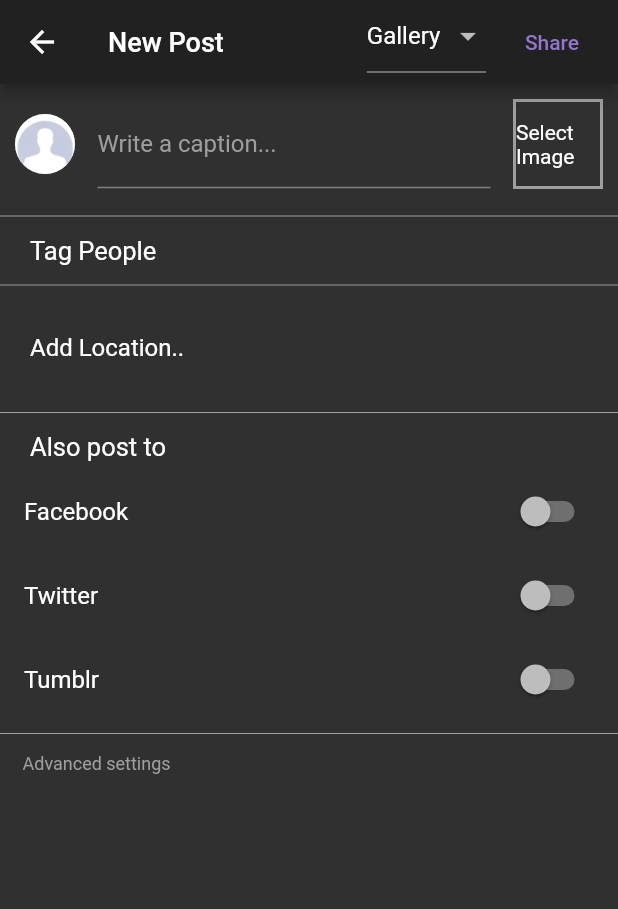
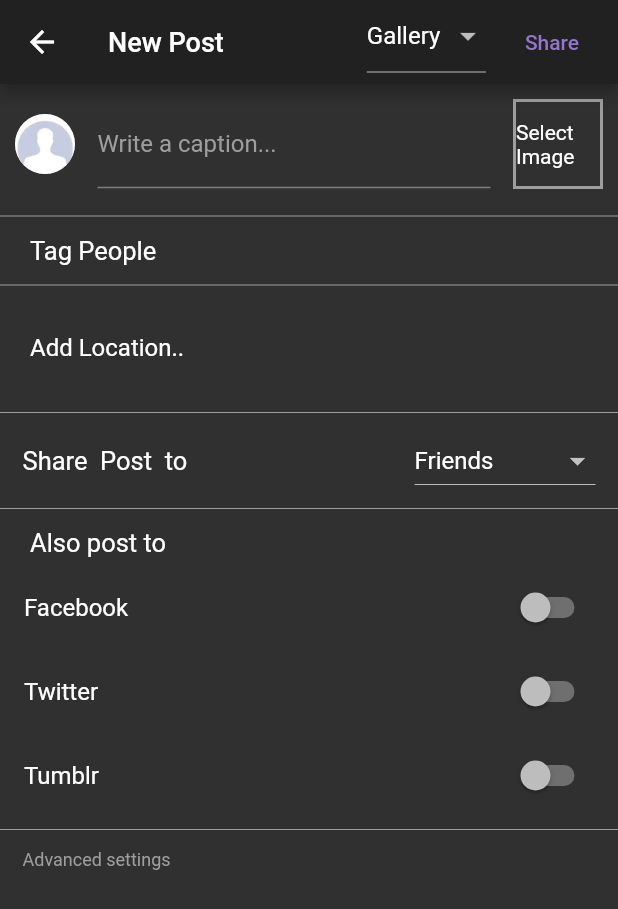
Before and after one commit to SimbaDevelopers/Instagram-Clone, a Flutter app: the HomePage screen opened by its route, item 2 of the bottom bar chosen, after a tap on the "add" icon, on a phone screen of 412 x 824 dp. Shown: the top 909 px of the screen. Run offline on Flutter 3.47's test engine with Material 2 defaults, Android fonts, the phone set to English and light mode, and no system bars; our stand-ins replace cloud_firestore, firebase_auth, firebase_storage, image_picker, pull_to_refresh, shared_preferences and 1 more; accounts and stored records are empty.

Commit message:
create Friend,closeFriends,public Types

```diff
--- a/lib/Pages/Add.dart
+++ b/lib/Pages/Add.dart
@@ -26,6 +26,7 @@ class _AddPageState extends State<AddPage> {
   bool twitter = false;
   bool tumblr = false;
   var _value = 'Gallery';
+  var _postType = 'friends';
   var captionController = TextEditingController();
   bool isUploading = false;
 
@@ -72,6 +73,7 @@ class _AddPageState extends State<AddPage> {
             'createdAt' : DateTime.now(),
             'postURL' : _url,
             'location': locationController.text.trim(),
+            'postType' : _postType
           };
 
           databaseMethod.addNewPost(postMap);
@@ -223,6 +225,44 @@ class _AddPageState extends State<AddPage> {
               color: Colors.grey,
             ),
             Padding(
+              padding: const EdgeInsets.symmetric(horizontal: 15),
+              child: Row(
+                children: <Widget>[
+                  Text(
+                    'Share  Post  to ',
+                    style: TextStyle(fontSize: 17),
+                  ),
+                  Spacer(),
+                  DropdownButton(
+                    value: _postType,
+                    items: [
+                      DropdownMenuItem(
+                        child: Text("Friends"),
+                        value: 'friends',
+                      ),
+                      DropdownMenuItem(
+                        child: Text("Close Friends"),
+                        value: 'closeFriends',
+                      ),
+                      DropdownMenuItem(
+                        child: Text("Public"),
+                        value: 'public',
+                      ),
+                    ],
+                    onChanged: (value) {
+                      setState(() {
+                        _postType = value;
+                      });
+                    },
+                  ),
+
+                ],
+              ),
+            ),
+            Divider(
+              color: Colors.grey,
+            ),
+            Padding(
               padding: const EdgeInsets.symmetric(horizontal: 20, vertical: 5),
               child: Text(
                 'Also post to ',
--- a/lib/Pages/Home.dart
+++ b/lib/Pages/Home.dart
@@ -12,6 +12,7 @@ import 'package:instagram/Screens/SignInScreen.dart';
 import 'package:instagram/Screens/startupscreen.dart';
 import 'package:instagram/helper/constants.dart';
 import 'package:instagram/helper/helpfunction.dart';
+import 'package:instagram/model/user.dart';
 import 'package:instagram/provider/PostList.dart';
 import 'package:instagram/provider/UserInfo.dart';
 
@@ -45,9 +46,9 @@ class HomePage extends StatefulWidget {
 class MyAppState extends State<HomePage> {
   AuthMethod authMethod = new AuthMethod();
   void initState() {
-//    Future.delayed(Duration.zero).then((value) async {
-//      await Provider.of<UserInformation>(context ,listen: false).getUserInfo();
-//    });
+    Future.delayed(Duration.zero).then((value) async {
+      await Provider.of<PostList>(context ,listen: false).getAndSetAllPost(5);
+    });
     super.initState();
   }
 
@@ -73,9 +74,9 @@ class MyAppState extends State<HomePage> {
 //  }
   RefreshController _refreshController =
   RefreshController(initialRefresh: false);
-
   void _onRefresh() async{
     Provider.of<PostList>(context , listen: false).clearPostList();
+
     Provider.of<PostList>(context , listen: false).getAndSetAllPost(5);
     _refreshController.refreshCompleted();
   }
--- a/lib/Screens/FollowersFollowingsScreen.dart
+++ b/lib/Screens/FollowersFollowingsScreen.dart
@@ -27,6 +27,7 @@ class _FollowersFollowingsScreenState extends State<FollowersFollowingsScreen> {
       }
 
     return DefaultTabController(
+
       length: 2,
       child: Scaffold(
         appBar: AppBar(
--- a/lib/main.dart
+++ b/lib/main.dart
@@ -18,6 +18,7 @@ import 'Screens/SignupScreen.dart';
 import 'Screens/SignupScreen.dart';
 import 'Screens/SplashScreen.dart';
 import 'Screens/startupscreen.dart';
+import 'Screens/CloseFriendsScreen.dart';
 import 'Screens/UsernameScreen.dart';
 import 'Pages/Search.dart';
 import 'helper/helpfunction.dart';
@@ -113,6 +114,7 @@ class MyAppState extends State<MyApp> {
             SplashScreen.routeName: (ctx) => SplashScreen(),
             EditProfile.routeName: (ctx) => EditProfile(),
             FollowersFollowingsScreen.routeName: (ctx) => FollowersFollowingsScreen(),
+            CloseFriendsScreen.routeName: (ctx) => CloseFriendsScreen(),
           },
         ),
       );
--- a/lib/model/Post.dart
+++ b/lib/model/Post.dart
@@ -10,6 +10,7 @@ class Post{
   String postURL;
   String userId;
   String profileImageURL;
+  String postType;
 
 
   Post({
@@ -18,6 +19,7 @@ class Post{
     this.location,
     this.postURL,
     this.userId,
+    this.postType,
 //    this.userName,
 //    this.profileImageURL,
 });
@@ -29,6 +31,7 @@ class Post{
       location : snapshot['location'],
       postURL:  snapshot['postURL'],
       userId: snapshot['userId'],
+      postType: snapshot['postType']
 //      userName: snapshot['username'],
 //      profileImageURL: snapshot['profileImageURL'].toString(),
 
--- a/lib/model/user.dart
+++ b/lib/model/user.dart
@@ -8,11 +8,15 @@ class UserModel {
   String profileImageURL;
   Map followingsMap;
   Map followersMap;
+  Map closeFriendsMap;
+  Map whoAddedUinCFsMap;
   List<Map> followingList;
   List<Map> followerList;
+  List<Map> closeFriendsList;
   int followersCount;
   int followingsCount;
   int postCount;
+  int closeFriendsCount;
 
   UserModel({
     this.userId,
@@ -29,8 +33,12 @@ class UserModel {
     this.followersCount,
     this.followingsCount,
     this.postCount,
+    this.closeFriendsMap,
+    this.whoAddedUinCFsMap,
+    this.closeFriendsCount,
+    this.closeFriendsList,
   });
-  static UserModel fromMap({snapshot , followersList , followingsList }){
+  static UserModel fromMap({snapshot , followersList , followingsList , closeFriendsList }){
     return UserModel(
       username: snapshot['username'],
       name: snapshot['name'],
@@ -39,12 +47,16 @@ class UserModel {
       userId: snapshot['userId'],
       profileImageURL: snapshot['profileImageURL'].toString(),
       followerList: followersList,
+      closeFriendsList: closeFriendsList,
       followersMap: snapshot['followersMap'] as Map,
       followingList: followingsList,
       followingsMap: snapshot['followingsMap'] as Map,
       followersCount: snapshot['followersCount'],
       followingsCount: snapshot['followingsCount'],
-      postCount: snapshot['postCount']
+      postCount: snapshot['postCount'],
+      closeFriendsMap: snapshot['closeFriendsMap'],
+      whoAddedUinCFsMap: snapshot['whoAddedUinCFsMap'],
+      closeFriendsCount: snapshot['closeFriendsCount'],
 
     );
   }
--- a/lib/provider/PostList.dart
+++ b/lib/provider/PostList.dart
@@ -9,8 +9,8 @@ class PostList with ChangeNotifier{
   List<Post> _postList = [];
   var lastDocument;
   bool lastFetched = false;
-  String userId;
-  Map followingsMap;
+  String currentUserId;
+//  Map followingsMap;
   clearPostList () {
     _postList = [];
     lastDocument = null;
@@ -19,50 +19,17 @@ class PostList with ChangeNotifier{
   }
 
   List<Post> get postList  {
-
     return [..._postList];
   }
 
-  Future<Null> getAndSetAllPost( int fetchLimit) async {
+  Future<Null> getAndSetAllPost( int fetchLimit ) async {
 
     var _querySnapshot;
-    if(userId == null ){
-     FirebaseAuth.instance.currentUser().then((currentUser) async{
-       userId = currentUser.uid;
-       if (!lastFetched) {
-         _querySnapshot = await Firestore.instance
-             .collection("posts")
-             .orderBy("createdAt", descending: true)
-             .limit(fetchLimit)
-             .getDocuments();
-         lastFetched = true;
-       } else {
-         _querySnapshot = await Firestore.instance
-             .collection("posts")
-             .orderBy("createdAt", descending: true)
-             .startAfterDocument(lastDocument)
-             .limit(fetchLimit)
-             .getDocuments();
-         print('in post list elase part');
-       }
-       if (_querySnapshot.documents.length != 0) {
-         lastDocument =
-         _querySnapshot.documents[_querySnapshot.documents.length - 1];
-       }
 
-       Firestore.instance.collection('users').document(userId).get().then((snapshot){
-         followingsMap = snapshot['followingsMap'];
+   await FirebaseAuth.instance.currentUser().then((currentUser) async {
+      currentUserId = currentUser.uid;
+      print(currentUserId);
 
-         for (DocumentSnapshot documentSnapshot in _querySnapshot.documents) {
-           if(followingsMap.containsKey(documentSnapshot.data['userId'])) {
-             Post tekPost = Post.fromMap(documentSnapshot.data);
-             _postList.add(tekPost);
-           }
-         }
-         notifyListeners();
-       });
-     });
-    }else{
       if (!lastFetched) {
         _querySnapshot = await Firestore.instance
             .collection("posts")
@@ -84,28 +51,49 @@ class PostList with ChangeNotifier{
         _querySnapshot.documents[_querySnapshot.documents.length - 1];
       }
 
-      Firestore.instance.collection('users').document(userId).get().then((snapshot){
-        followingsMap = snapshot['followingsMap'];
-      for (DocumentSnapshot documentSnapshot in _querySnapshot.documents) {
-        if(followingsMap.containsKey(documentSnapshot.data['userId'])) {
-          Post tekPost = Post.fromMap(documentSnapshot.data);
-          _postList.add(tekPost);
+
+     await Firestore.instance.collection('users').document(currentUserId).get().then((currenUserSnap) {
+
+        for (DocumentSnapshot documentSnapshot in _querySnapshot.documents) {
+          if(documentSnapshot.data['userId'] == currentUserId)
+            {
+              Post tekPost = Post.fromMap(documentSnapshot.data);
+              _postList.add(tekPost);
+
+            }else{
+            switch(documentSnapshot.data['postType']){
+              case 'public':
+                Post tekPost = Post.fromMap(documentSnapshot.data);
+                _postList.add(tekPost);
+                break;
+              case 'friends':
+                if (currenUserSnap['followingsMap']
+                    .containsKey(documentSnapshot.data['userId'])) {
+                  Post tekPost = Post.fromMap(documentSnapshot.data);
+                  _postList.add(tekPost);
+                }
+                break;
+              case 'closeFriends':
+                if (currenUserSnap['followingsMap']
+                    .containsKey(documentSnapshot.data['userId'])) {
+                  if (currenUserSnap['whoAddedUinCFsMap']
+                      .containsKey(documentSnapshot.data['userId'])) {
+                    Post tekPost = Post.fromMap(documentSnapshot.data);
+                    _postList.add(tekPost);
+                  }
+                }
+                break;
+            }
+          }
         }
-      }
-
-
+      });
       notifyListeners();
-      });
-    }
-
-  //  return [..._postList];
+    });
   }
 
   logout(){
      _postList = [];
      lastDocument = null;
      lastFetched = false;
-     userId = null;
-   followingsMap = null;
   }
 }
--- a/lib/widgets/PostHomeScreen.dart
+++ b/lib/widgets/PostHomeScreen.dart
@@ -49,8 +49,11 @@ class _PostHomeState extends State<PostHome> {
 
     getUserInfo();
     Future.delayed(Duration.zero).then((value) async {
-     await Provider.of<PostList>(context ,listen: false).getAndSetAllPost(3);
-     await Provider.of<UserInformation>(context ,listen: false).getUserInfo();
+      await Provider.of<UserInformation>(context ,listen: false).getUserInfo();
+//     await Provider.of<PostList>(context ,listen: false).getAndSetAllPost(3).then((value) {
+//       setState(() {});
+//     });
+
 
     });
     // TODO: implement initState
@@ -63,6 +66,7 @@ class _PostHomeState extends State<PostHome> {
   Widget build(BuildContext context) {
    final postData =  Provider.of<PostList>(context);
    final postList = postData.postList;
+
 
   // print(postList[0].userName);
     return postList == null ?  Center(child: CircularProgressIndicator()) : ListView.builder(
--- a/lib/widgets/PostWidget.dart
+++ b/lib/widgets/PostWidget.dart
@@ -118,7 +118,9 @@ class _PostWidgetState extends State<PostWidget> {
       setState(() {
         profileImageURL = value['profileImageURL'].toString();
         username = value['username'];
+
       });
+
 
     });
 
```
Also changed, not shown: lib/Pages/Profile.dart (+16 -3 lines), lib/Screens/CloseFriendsScreen.dart (added, +46 -0 lines), lib/Screens/MainScreen.dart (+0 -13 lines), lib/Screens/SignupScreen.dart (+16 -13 lines), lib/provider/UserInfo.dart (+75 -3 lines), lib/widgets/CloseFriendsListTile.dart (added, +101 -0 lines), lib/widgets/CloseFriendsSearchTab.dart (added, +32 -0 lines), lib/widgets/CloseFriendsSuggetionsListTile.dart (added, +106 -0 lines), lib/widgets/CloseFriendsTab.dart (added, +26 -0 lines), lib/widgets/FollowersTab.dart (+0 -11 lines), lib/widgets/SettingsDrawer.dart (+19 -4 lines).
